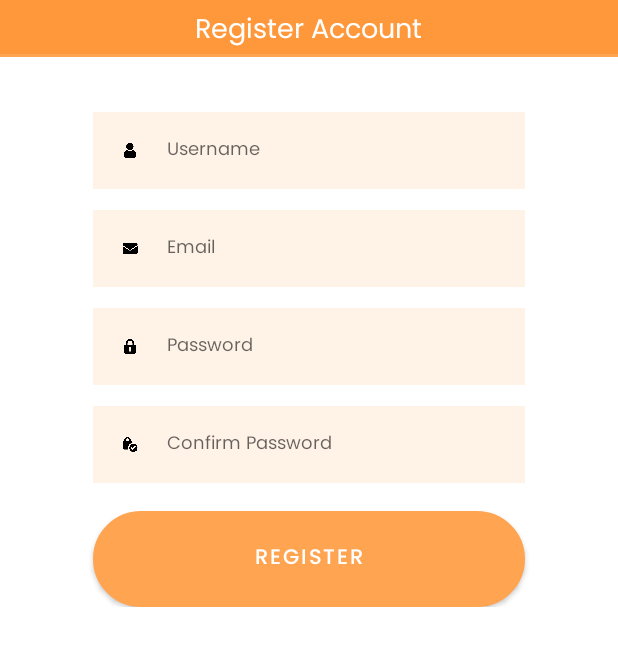
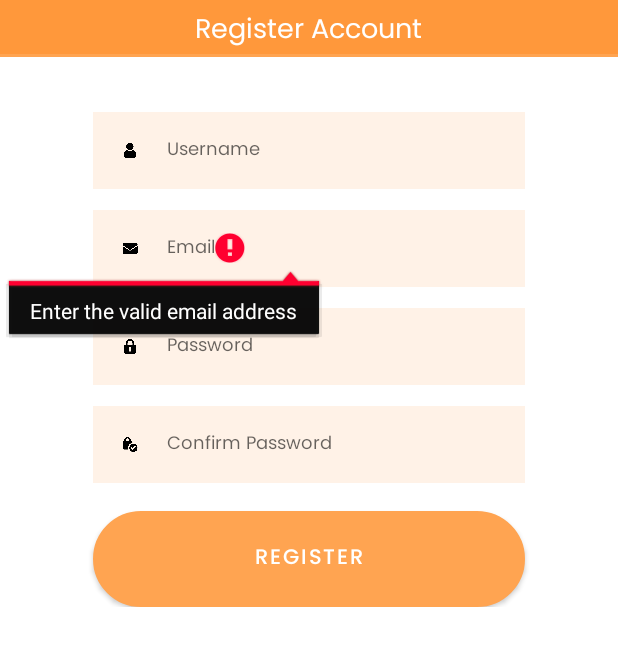
Before and after one commit to ainnurina/yololist, an Android app: the RegisterActivity screen opened directly, with no data from a screen before it, after a tap on "REGISTER", on a phone screen of 412 x 824 dp, the part 203-869 px from its top. Run offline under Robolectric (Android 15) with nearby library versions, the phone set to English and light mode, and no system bars; our stand-ins replace Firebase (no records; nobody signed in at launch, a user with empty details on screens opened directly); Roboto replaces fonts that are not available here.

Commit message:
new update 30/11

```diff
--- a/app/src/main/java/com/example/yololist/RegisterActivity.java
+++ b/app/src/main/java/com/example/yololist/RegisterActivity.java
@@ -6,12 +6,14 @@ import androidx.appcompat.app.AppCompatActivity;
 import android.content.Intent;
 import android.os.Bundle;
 import android.text.TextUtils;
+import android.util.Patterns;
 import android.view.View;
 import android.widget.Button;
 import android.widget.EditText;
 import android.widget.ProgressBar;
 import android.widget.Toast;
 
+import com.example.yololist.ui.login.LoginActivity;
 import com.google.android.gms.tasks.OnCompleteListener;
 import com.google.android.gms.tasks.OnFailureListener;
 import com.google.android.gms.tasks.OnSuccessListener;
@@ -31,8 +33,8 @@ import java.util.Objects;
 import util.YololistApi;
 
 public class RegisterActivity extends AppCompatActivity {
-    private Button loginButton;
     private Button createAcctButton;
+
     private FirebaseAuth firebaseAuth;
     private FirebaseAuth.AuthStateListener authStateListener;
     private FirebaseUser currentUser;
@@ -46,6 +48,7 @@ public class RegisterActivity extends AppCompatActivity {
     private EditText passwordEditText;
     private ProgressBar progressBar;
     private EditText userNameEditText;
+    private EditText confirmpasswordEditText;
 
     @Override
     protected void onCreate(Bundle savedInstanceState) {
@@ -59,6 +62,7 @@ public class RegisterActivity extends AppCompatActivity {
         emailEditText = findViewById(R.id.email_account);
         passwordEditText = findViewById(R.id.password_account);
         userNameEditText = findViewById(R.id.username_account);
+        confirmpasswordEditText = findViewById(R.id.confirmpassword);
 
         authStateListener = new FirebaseAuth.AuthStateListener() {
             @Override
@@ -75,6 +79,27 @@ public class RegisterActivity extends AppCompatActivity {
                 createAcctButton.setOnClickListener(new View.OnClickListener() {
                     @Override
                     public void onClick(View v) {
+
+                        if(!Patterns.EMAIL_ADDRESS.matcher(emailEditText.getText().toString().trim()).matches())
+                        {
+                            emailEditText.setError("Enter the valid email address");
+                            emailEditText.requestFocus();
+                            return;
+                        }
+
+                        if (passwordEditText.getText().toString().trim().length()<6)    {
+                            passwordEditText.setError("Length of the password should be more than 6");
+                            passwordEditText.requestFocus();
+                            return;
+                        }
+
+                        if (!(passwordEditText.getText().toString().trim().equals(confirmpasswordEditText.getText().toString().trim()))) {
+                            passwordEditText.setError("Password and confirm password not equivalent");
+                            passwordEditText.requestFocus();
+                            return;
+
+                        }
+
                         if  (!TextUtils.isEmpty(emailEditText.getText().toString())
                                 && !TextUtils.isEmpty(passwordEditText.getText().toString())
                                 && !TextUtils.isEmpty(userNameEditText.getText().toString())) {
@@ -89,12 +114,14 @@ public class RegisterActivity extends AppCompatActivity {
                                     "Empty Fields Not Allowed",
                                     Toast.LENGTH_LONG)
                                     .show();
+                            return;
                         }
 
 
 
                     }
                 });
+
             }
 
             private void createUserEmailAccount(String email, String password, String username) {
@@ -116,8 +143,9 @@ public class RegisterActivity extends AppCompatActivity {
                                         Map<String, String> userObj = new HashMap<>();
                                         userObj.put("userId", currentUserId);
                                         userObj.put("username", username);
+                                        //userObj.put("password", password)
 
-                                        //save to our firestore database
+                                        //save ato our firestore database
                                         collectionReference.add(userObj)
                                                 .addOnSuccessListener(new OnSuccessListener<DocumentReference>() {
                                                     @Override
@@ -136,7 +164,7 @@ public class RegisterActivity extends AppCompatActivity {
                                                                             yololistApi.setUsername(name);
 
                                                                             Intent intent = new Intent(RegisterActivity.this,
-                                                                                    PostYololistActivity.class);
+                                                                                    LoginActivity.class);
                                                                             intent.putExtra("username", name);
                                                                             intent.putExtra("userId", currentUserId);
                                                                             startActivity(intent);
--- a/app/src/main/res/layout/activity_register.xml
+++ b/app/src/main/res/layout/activity_register.xml
@@ -9,9 +9,15 @@
     <ProgressBar
         android:id="@+id/create_acct_progress"
         style="?android:attr/progressBarStyleLarge"
-        android:visibility="gone"
         android:layout_width="wrap_content"
-        android:layout_height="wrap_content"/>
+        android:layout_height="wrap_content"
+        android:layout_alignParentStart="true"
+        android:layout_alignParentTop="true"
+        android:layout_alignParentEnd="true"
+        android:layout_marginStart="0dp"
+        android:layout_marginTop="0dp"
+        android:layout_marginEnd="335dp"
+        android:visibility="gone"/>
 
     <LinearLayout
         android:id="@+id/acct_login_form"
@@ -21,9 +27,6 @@
 
         <FrameLayout
             android:layout_width="match_parent"
-
-
-
             android:layout_height="173dp"
             android:background="@color/orange_700">
 
```
Also changed, not shown: app/src/main/java/com/example/yololist/PostYololistActivity.java (+9 -11 lines).
